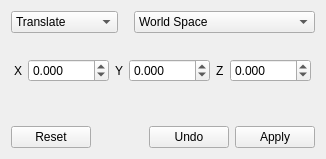
Old version of the form Tools/EditorPluginScene/Dialogs/DeltaTransformDlg.ui in the repository ezEngine/ezEngine.
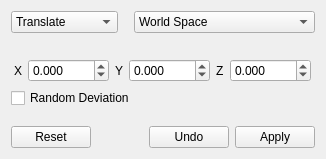
New version of the form. Icons and pictures are not drawn.

Commit message: The "Delta Transform" dialog now has a checkbox to switch to a mode where random deviations are applied.

Patch:
```diff
--- a/Tools/EditorPluginScene/Dialogs/DeltaTransformDlg.ui
+++ b/Tools/EditorPluginScene/Dialogs/DeltaTransformDlg.ui
@@ -212,6 +212,13 @@
      </item>
     </layout>
    </item>
+   <item>
+    <widget class="QCheckBox" name="CheckRandom">
+     <property name="text">
+      <string>Random Deviation</string>
+     </property>
+    </widget>
+   </item>
    <item>
     <spacer name="verticalSpacer">
      <property name="orientation">
```
The commit also changes 2 other files.
